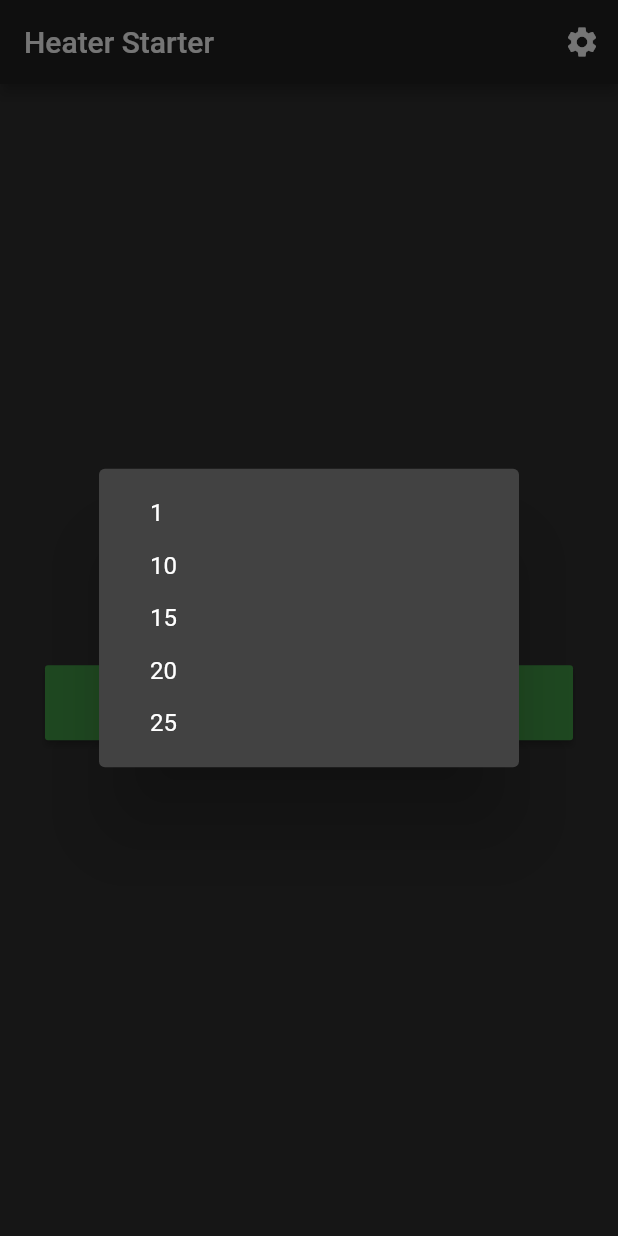
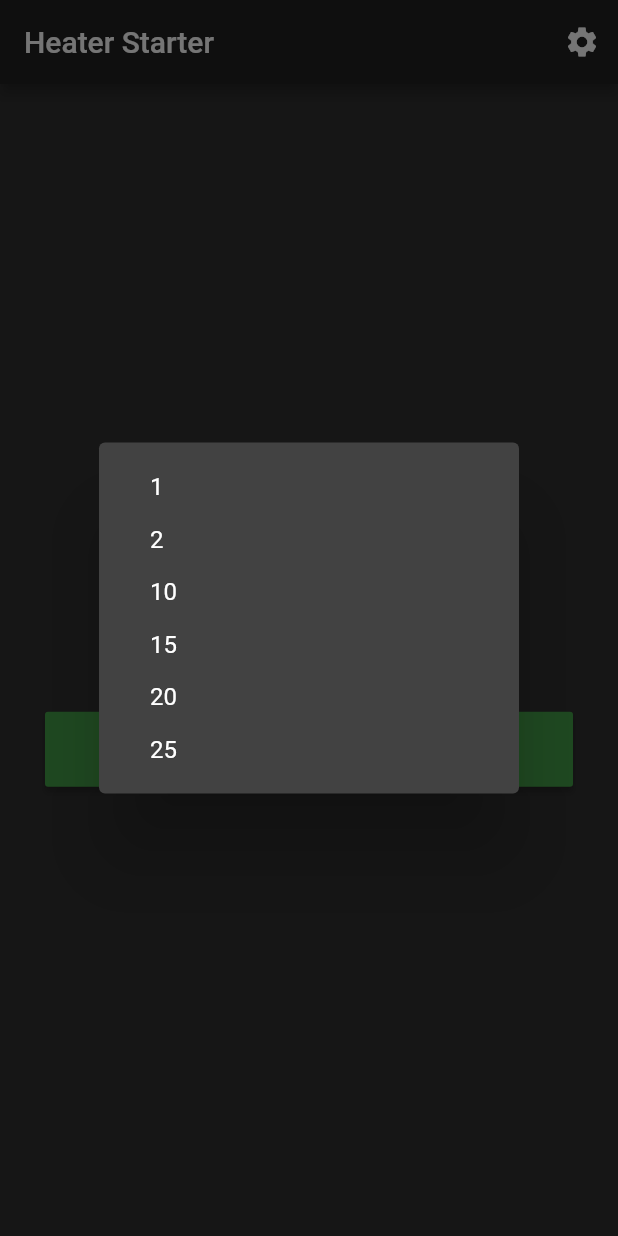
Before and after one commit to wjr-/heater-starter, a Flutter app: the screen it shows after launch, after a tap on "Start", on a phone screen of 412 x 824 dp. Run offline on Flutter 3.47's test engine with Material 2 defaults, Android fonts, the phone set to English and light mode, and no system bars; our stand-ins replace shared_preferences; missing offline and left inert: sms.

Commit message:
Tuning status display

```diff
--- a/heater_starter/lib/home_screen.dart
+++ b/heater_starter/lib/home_screen.dart
@@ -23,7 +23,7 @@ class _HeaterStarterHomeState extends State<HeaterStarterHomeScreen> {
 
   AppState appState;
   Timer _timer;
-  Duration _timeLeft = new Duration();
+  String _statusText = "Ready";
   //FlutterLocalNotificationsPlugin notifications;
 
   @override
@@ -69,10 +69,12 @@ class _HeaterStarterHomeState extends State<HeaterStarterHomeScreen> {
           child: Column(
             mainAxisAlignment: MainAxisAlignment.center,
             children: <Widget>[
-              Text(
-                _timeLeft.toString(),
-                style: new TextStyle(fontSize: 40),
-              ),
+              Padding(
+                  padding: EdgeInsets.only(bottom: 50),
+                  child: Text(
+                    _statusText,
+                    style: new TextStyle(fontSize: 50),
+                  )),
               MaterialButton(
                 color: Theme.of(context).buttonColor,
                 height: 50,
@@ -125,6 +127,12 @@ class _HeaterStarterHomeState extends State<HeaterStarterHomeScreen> {
                 ),
                 SimpleDialogOption(
                   onPressed: () {
+                    Navigator.pop(context, 2);
+                  },
+                  child: const Text('2'),
+                ),
+                SimpleDialogOption(
+                  onPressed: () {
                     Navigator.pop(context, 10);
                   },
                   child: const Text('10'),
@@ -156,22 +164,35 @@ class _HeaterStarterHomeState extends State<HeaterStarterHomeScreen> {
 
     await appState.startHeater(minutes).then((_) {
       _timer = new Timer.periodic(new Duration(seconds: 10), _tick);
-      setState(() {
-        _timeLeft = new Duration(minutes: minutes);
-      });
+      _updateStatusDisplay(new Duration(minutes: minutes));
     });
   }
 
   void _tick(Timer timer) {
     appState.run();
 
-    if (appState.heaterState == HeaterState.heating) {
-    } else {
+    if (appState.heaterState != HeaterState.heating) {
       _timer.cancel();
     }
 
+    _updateStatusDisplay(appState.getRemainingTime());
+  }
+
+  void _updateStatusDisplay(Duration remainingTime) {
+    var newText = "??";
+
+    if (appState.heaterState == HeaterState.stopped) {
+      newText = "Ready";
+    } else if (appState.heaterState == HeaterState.heating) {
+      if (remainingTime.inMinutes < 1 && remainingTime.inSeconds < 10) {
+        newText = "Stopping..";
+      } else {
+        newText = remainingTime.toString().substring(2, 6) + "0";
+      }
+    }
+
     setState(() {
-      _timeLeft = appState.getRemainingTime();
+      _statusText = newText;
     });
   }
 }
```
